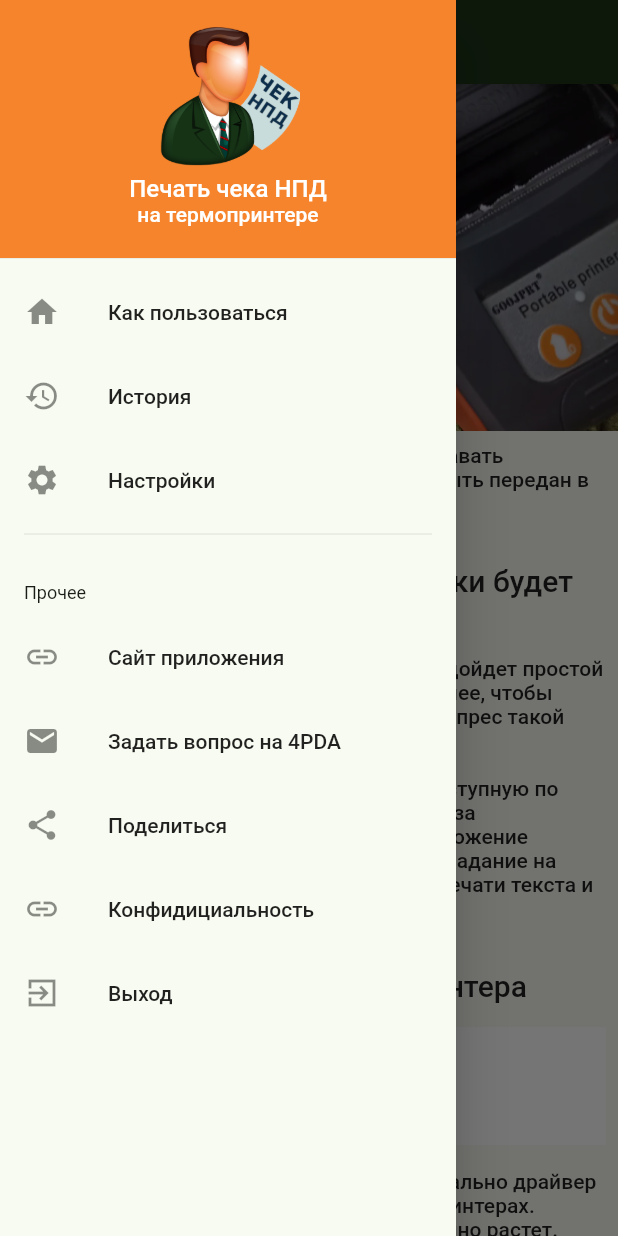
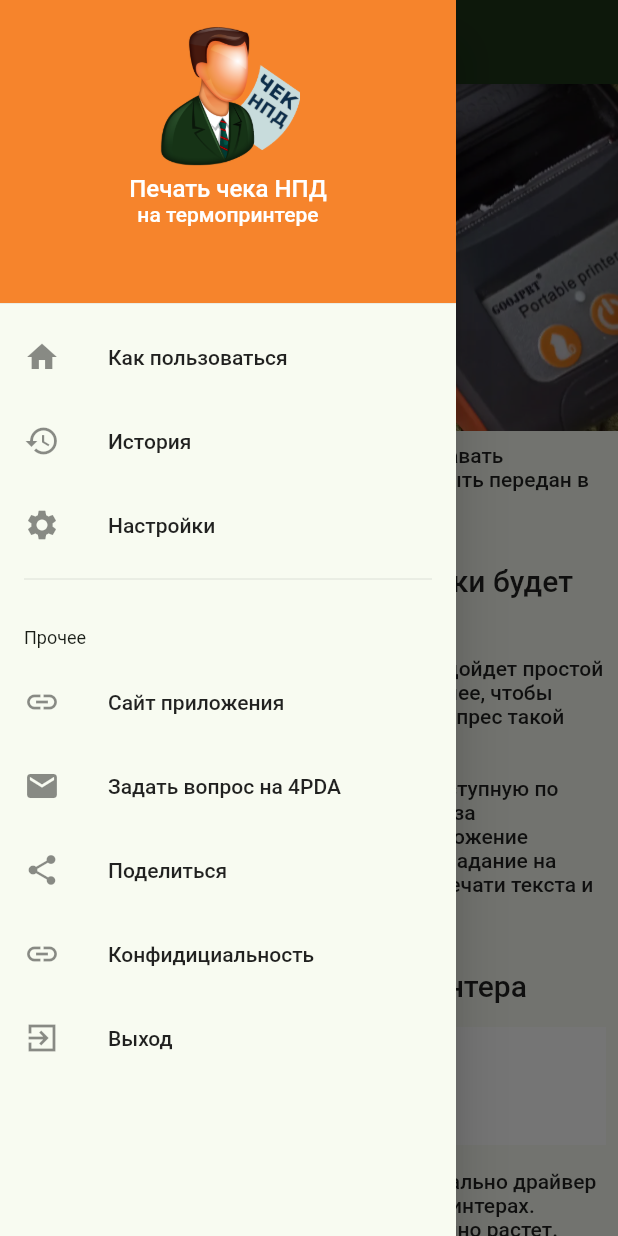
Before and after one commit to Muraveiko/npd_receipt, a Flutter app: the screen it shows after launch, with the side drawer open, on a phone screen of 412 x 824 dp. Run offline on Flutter 3.47's test engine with Material 2 defaults, Android fonts, the light colour scheme and no system bars; our stand-ins replace device_info_plus, double_back_to_close_app, floor, flutter_settings_screens, package_info_plus, share_plus and 1 more; missing offline and left inert: android_intent_plus, window_size; accounts and stored records are empty; generated files the repository leaves out were written again.

Commit message:
fix White space under navigation bar in drawer

```diff
--- a/lib/npd_drawer.dart
+++ b/lib/npd_drawer.dart
@@ -40,9 +40,10 @@ class NpdDrawer extends StatelessWidget {
 
     return Drawer(
       child: ListView(
+        padding: const EdgeInsets.all(0.0),
         children: [
         SizedBox(
-        height: 180.0,
+        height: 210.0,
         child: DrawerHeader(
           decoration: BoxDecoration(color: Theme.of(context).colorScheme.secondary),
             child: Column(children: [
```
